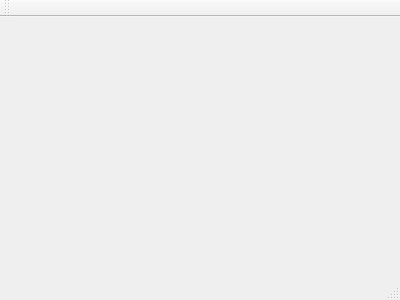
This is mainwindow.ui in drula/WorkTimer as Qt 5 draws it before an edit. The edited form follows.
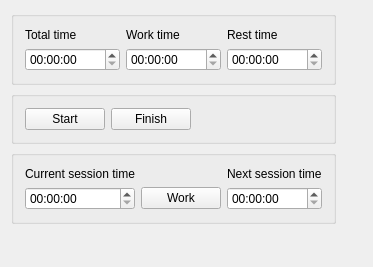
This is the edited form.

Commit message: Window form; .gitignore

Patch:
```diff
--- a/mainwindow.ui
+++ b/mainwindow.ui
@@ -1,24 +1,166 @@
 <ui version="4.0">
  <class>MainWindow</class>
- <widget class="QMainWindow" name="MainWindow" >
-  <property name="geometry" >
+ <widget class="QMainWindow" name="MainWindow">
+  <property name="geometry">
    <rect>
     <x>0</x>
     <y>0</y>
-    <width>400</width>
-    <height>300</height>
+    <width>373</width>
+    <height>267</height>
    </rect>
   </property>
-  <property name="windowTitle" >
-   <string>MainWindow</string>
+  <property name="sizePolicy">
+   <sizepolicy hsizetype="Fixed" vsizetype="Fixed">
+    <horstretch>0</horstretch>
+    <verstretch>0</verstretch>
+   </sizepolicy>
   </property>
-  <widget class="QMenuBar" name="menuBar" />
-  <widget class="QToolBar" name="mainToolBar" />
-  <widget class="QWidget" name="centralWidget" />
-  <widget class="QStatusBar" name="statusBar" />
+  <property name="windowTitle">
+   <string>Work timer</string>
+  </property>
+  <widget class="QWidget" name="centralWidget">
+   <layout class="QGridLayout" name="gridLayout">
+    <item row="3" column="2">
+     <spacer name="verticalSpacer">
+      <property name="orientation">
+       <enum>Qt::Vertical</enum>
+      </property>
+      <property name="sizeHint" stdset="0">
+       <size>
+        <width>20</width>
+        <height>40</height>
+       </size>
+      </property>
+     </spacer>
+    </item>
+    <item row="0" column="0" colspan="5">
+     <widget class="QGroupBox" name="totalTimeGroupBox">
+      <property name="title">
+       <string/>
+      </property>
+      <layout class="QGridLayout" name="gridLayout_2">
+       <item row="0" column="0">
+        <widget class="QLabel" name="totalTimelabel">
+         <property name="text">
+          <string>Total time</string>
+         </property>
+        </widget>
+       </item>
+       <item row="1" column="0">
+        <widget class="QTimeEdit" name="totalTimeEdit"/>
+       </item>
+       <item row="0" column="1">
+        <widget class="QLabel" name="workTimeLabel">
+         <property name="text">
+          <string>Work time</string>
+         </property>
+        </widget>
+       </item>
+       <item row="1" column="1">
+        <widget class="QTimeEdit" name="workTimeEdit"/>
+       </item>
+       <item row="0" column="2">
+        <widget class="QLabel" name="restTimeLabel">
+         <property name="text">
+          <string>Rest time</string>
+         </property>
+        </widget>
+       </item>
+       <item row="1" column="2">
+        <widget class="QTimeEdit" name="restTimeEdit"/>
+       </item>
+      </layout>
+     </widget>
+    </item>
+    <item row="1" column="0" colspan="5">
+     <widget class="QGroupBox" name="groupBox">
+      <property name="title">
+       <string/>
+      </property>
+      <layout class="QGridLayout" name="gridLayout_3">
+       <item row="0" column="1">
+        <widget class="QPushButton" name="finishButton">
+         <property name="text">
+          <string>Finish</string>
+         </property>
+        </widget>
+       </item>
+       <item row="0" column="0">
+        <widget class="QPushButton" name="startButton">
+         <property name="text">
+          <string>Start</string>
+         </property>
+        </widget>
+       </item>
+       <item row="0" column="2">
+        <spacer name="horizontalSpacer">
+         <property name="orientation">
+          <enum>Qt::Horizontal</enum>
+         </property>
+         <property name="sizeHint" stdset="0">
+          <size>
+           <width>40</width>
+           <height>20</height>
+          </size>
+         </property>
+        </spacer>
+       </item>
+      </layout>
+     </widget>
+    </item>
+    <item row="2" column="0" colspan="5">
+     <widget class="QGroupBox" name="groupBox_2">
+      <property name="title">
+       <string/>
+      </property>
+      <layout class="QGridLayout" name="gridLayout_4">
+       <item row="0" column="0">
+        <widget class="QLabel" name="sessionTimelabel">
+         <property name="text">
+          <string>Current session time</string>
+         </property>
+        </widget>
+       </item>
+       <item row="1" column="0">
+        <widget class="QTimeEdit" name="sessionTimeEdit"/>
+       </item>
+       <item row="1" column="1">
+        <widget class="QPushButton" name="workRestButton">
+         <property name="text">
+          <string>Work</string>
+         </property>
+        </widget>
+       </item>
+       <item row="0" column="2">
+        <widget class="QLabel" name="nextSessionLabel">
+         <property name="text">
+          <string>Next session time</string>
+         </property>
+        </widget>
+       </item>
+       <item row="1" column="2">
+        <widget class="QTimeEdit" name="nextSessionTimeEdit"/>
+       </item>
+      </layout>
+     </widget>
+    </item>
+    <item row="0" column="5">
+     <spacer name="horizontalSpacer_2">
+      <property name="orientation">
+       <enum>Qt::Horizontal</enum>
+      </property>
+      <property name="sizeHint" stdset="0">
+       <size>
+        <width>40</width>
+        <height>20</height>
+       </size>
+      </property>
+     </spacer>
+    </item>
+   </layout>
+  </widget>
  </widget>
- <layoutDefault spacing="6" margin="11" />
- <pixmapfunction></pixmapfunction>
+ <layoutdefault spacing="6" margin="11"/>
  <resources/>
  <connections/>
 </ui>
```
Left out of the diff: 1 changed line with no effect on the pictures. The commit also changes 1 other file.
